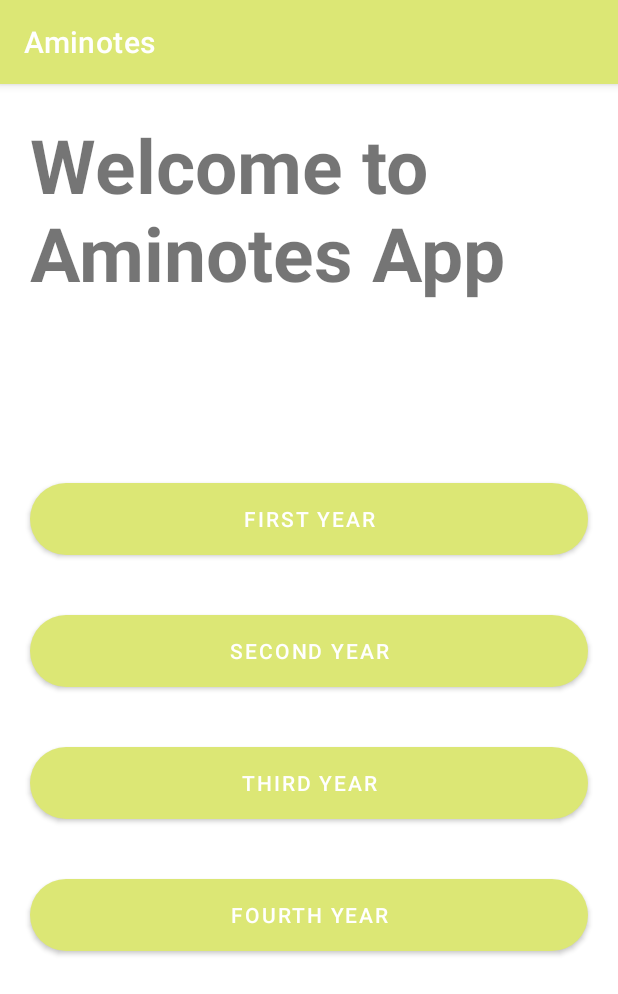
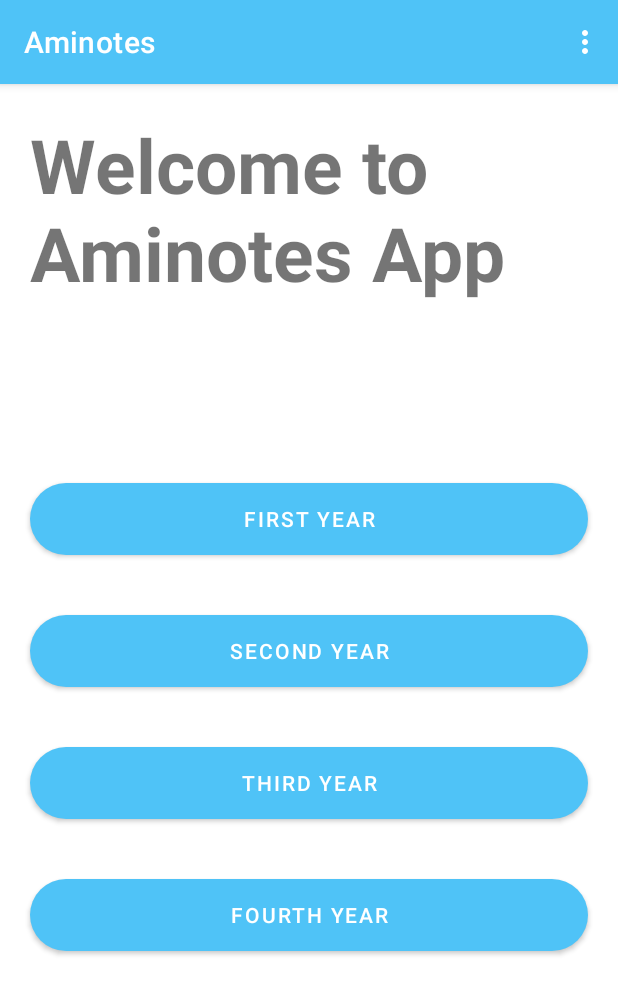
Before and after one commit to Amanshakya-code/AminotesApp, an Android app: the screen it shows after launch (MainActivity), on a phone screen of 412 x 824 dp. Shown: the top 994 px of the screen. Run offline under Robolectric (Android 15) with nearby library versions, the phone set to English and light mode, and no system bars.

Commit message:
about us implemented

```diff
--- /dev/null
+++ b/app/src/main/res/menu/about_us.xml
@@ -0,0 +1,7 @@
+<?xml version="1.0" encoding="utf-8"?>
+<menu xmlns:android="http://schemas.android.com/apk/res/android">
+    <item
+        android:id="@+id/aboutUs"
+        android:title="About Us"
+        />
+</menu>
--- a/app/src/main/res/values/strings.xml
+++ b/app/src/main/res/values/strings.xml
@@ -1,3 +1,4 @@
 <resources>
     <string name="app_name">Aminotes</string>
+    <string name="alertcontent">If you want to get rid of searching aminotes on web browser again and again then this app might help you a lot.</string>
 </resources>
--- a/app/src/main/res/values/themes.xml
+++ b/app/src/main/res/values/themes.xml
@@ -2,8 +2,8 @@
     <!-- Base application theme. -->
     <style name="Theme.Aminotes" parent="Theme.MaterialComponents.DayNight.DarkActionBar">
         <!-- Primary brand color. -->
-        <item name="colorPrimary">@color/orange</item>
-        <item name="colorPrimaryVariant">@color/purple_700</item>
+        <item name="colorPrimary">@color/blue</item>
+        <item name="colorPrimaryVariant">#2498F4</item>
         <item name="colorOnPrimary">@color/white</item>
         <!-- Secondary brand color. -->
         <item name="colorSecondary">@color/teal_200</item>
```
Also changed, not shown: app/src/main/java/com/example/aminotes/MainActivity.kt (+35 -0 lines), app/src/main/res/layout/alert_dialog.xml (added, +22 -0 lines).
